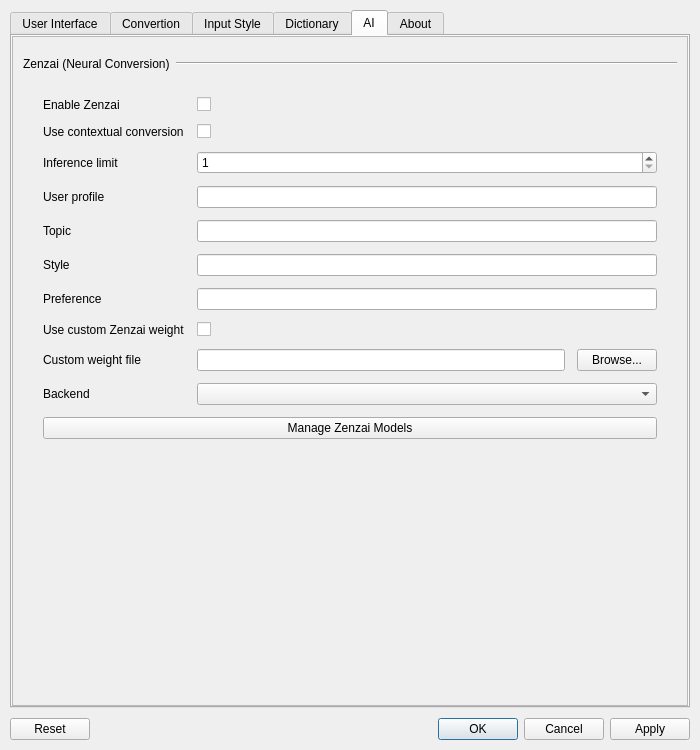
This is hazkey-settings/mainwindow.ui in presire/hazkey-community as Qt 5 draws it before an edit. The edited form follows.
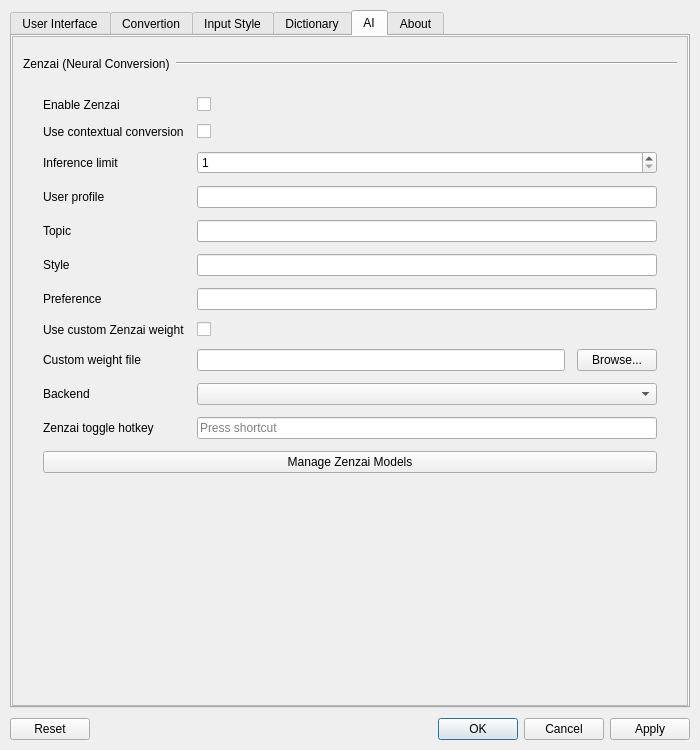
This is the edited form. The open tabs and pages were chosen to show the change. Icons and pictures are not drawn.

Commit message: feat: add configurable Zenzai toggle hotkey

The edit to the form file:
```diff
--- a/hazkey-settings/mainwindow.ui
+++ b/hazkey-settings/mainwindow.ui
@@ -1882,7 +1882,17 @@
                <item row="9" column="1">
                 <widget class="QComboBox" name="zenzaiBackendDevice"/>
                </item>
-               <item row="10" column="0" colspan="2">
+               <item row="10" column="0">
+                <widget class="QLabel" name="zenzaiToggleHotkeyLabel">
+                 <property name="text">
+                  <string>Zenzai toggle hotkey</string>
+                 </property>
+                </widget>
+               </item>
+               <item row="10" column="1">
+                <widget class="QKeySequenceEdit" name="zenzaiToggleHotkey"/>
+               </item>
+               <item row="11" column="0" colspan="2">
                <widget class="QPushButton" name="manageZenzaiModels">
                 <property name="text">
                  <string>Manage Zenzai Models</string>
```
The commit also changes 20 other files.
